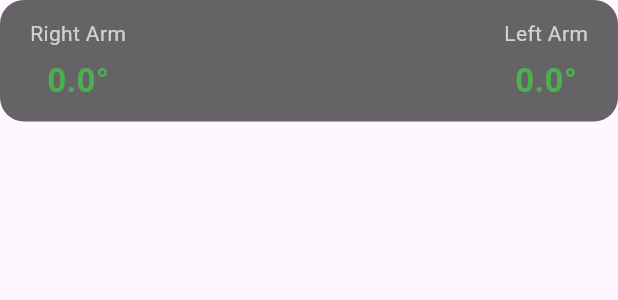
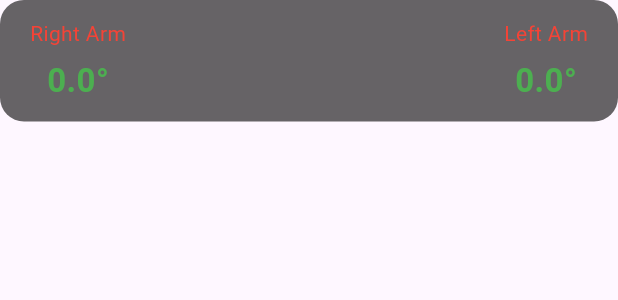
Before and after one commit to nabilhudarizalulhaq/smaphore_quiz, a Flutter app: the AngleIndicator widget shown alone on an empty page, opened directly with empty values, on a phone screen of 412 x 824 dp. Shown: the top 300 px of the screen. Run offline on Flutter 3.47's test engine with Material 3 defaults, Android fonts, the phone set to English and light mode, and no system bars; our stand-ins replace camera; missing offline and left inert: google_mlkit_pose_detection.

Commit message:
modify angle

```diff
--- a/lib/persentaion/smaphore/widget/angle_indicator.dart
+++ b/lib/persentaion/smaphore/widget/angle_indicator.dart
@@ -32,13 +32,7 @@ class AngleIndicator extends StatelessWidget {
     return Column(
       mainAxisSize: MainAxisSize.min,
       children: [
-        Text(
-          label,
-          style: const TextStyle(
-            color: Colors.white70,
-            fontSize: 14,
-          ),
-        ),
+        Text(label, style: const TextStyle(color: Colors.red, fontSize: 14)),
         const SizedBox(height: 6),
         Text(
           '${angle.toStringAsFixed(1)}°',
```
Also changed, not shown: lib/persentaion/smaphore/painters/pose_painter.dart (+22 -19 lines).
